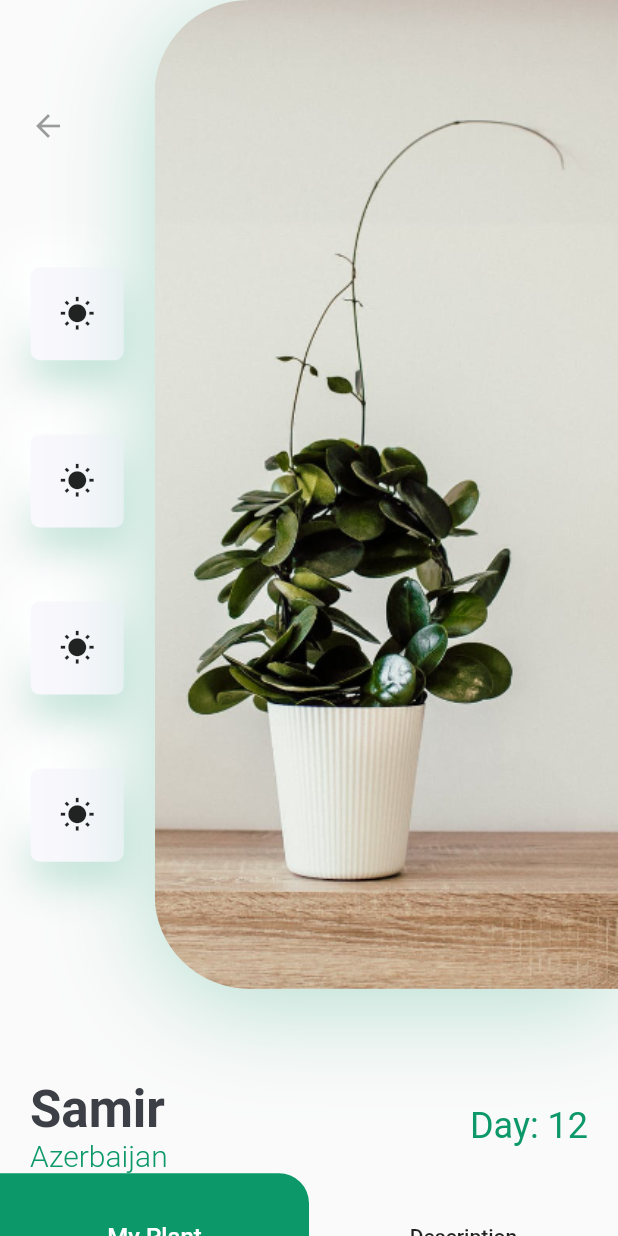
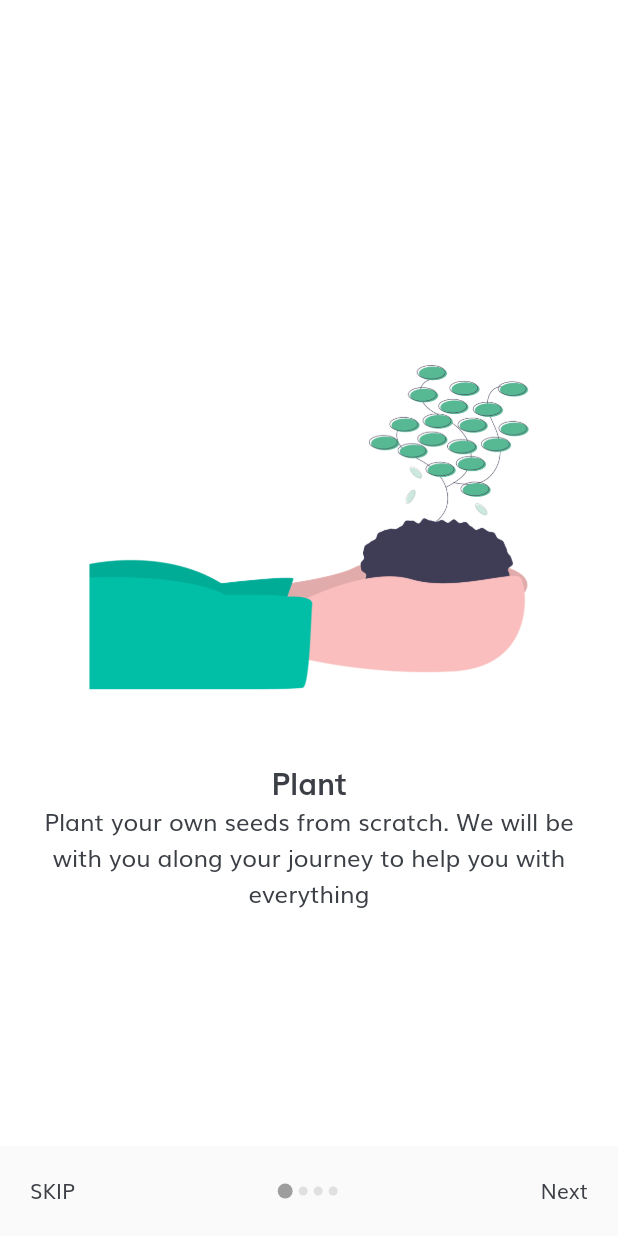
Before and after one commit to samiraliyev573/flower-cart, a Flutter app: the screen it shows after launch, on a phone screen of 412 x 824 dp. Run offline on Flutter 3.47's test engine with Material 2 defaults, Android fonts, the phone set to English and light mode, and no system bars.

Commit message:
Onboarding Screen

```diff
--- /dev/null
+++ b/flowercart/lib/Screens/onboarding_screen.dart
@@ -0,0 +1,140 @@
+import 'dart:core';
+import 'dart:io';
+
+import 'package:flowercart/Screens/plant_screen.dart';
+import 'package:flowercart/constants.dart';
+import 'package:flowercart/model/data.dart';
+import 'package:flutter/material.dart';
+
+class OnboardingScreen extends StatefulWidget {
+  @override
+  _OnboardingScreenState createState() => _OnboardingScreenState();
+}
+
+class _OnboardingScreenState extends State<OnboardingScreen> {
+  List<SliderModel> slides = new List<SliderModel>();
+  int currentIndex = 0;
+  PageController pageController = new PageController(initialPage: 0);
+  @override
+  void initState() {
+    // TODO: implement initState
+    super.initState();
+    slides = getSlides();
+  }
+
+  @override
+  Widget build(BuildContext context) {
+    return Scaffold(
+      body: PageView.builder(
+        itemCount: slides.length,
+        controller: pageController,
+        onPageChanged: (newValue) {
+          setState(() {
+            currentIndex = newValue;
+          });
+        },
+        itemBuilder: (context, index) {
+          return SliderTile(
+            imageAssetPath: slides[index].getImageAssetPath(),
+            title: slides[index].getTitle(),
+            desc: slides[index].getDesc(),
+          );
+        },
+      ),
+      bottomSheet: currentIndex != slides.length - 1
+          ? Container(
+              height: Platform.isIOS ? 70 : 60,
+              padding: EdgeInsets.symmetric(horizontal: 20),
+              child: Row(
+                mainAxisAlignment: MainAxisAlignment.spaceBetween,
+                children: [
+                  InkWell(
+                    child: Text("SKIP"),
+                    onTap: () {
+                      pageController.animateToPage(slides.length - 1,
+                          duration: Duration(milliseconds: 400),
+                          curve: Curves.decelerate);
+                    },
+                  ),
+                  Row(
+                    children: [
+                      for (int i = 0; i < slides.length; i++)
+                        currentIndex == i
+                            ? pageIndexIndicator(true)
+                            : pageIndexIndicator(false)
+                    ],
+                  ),
+                  InkWell(
+                    child: Text("Next"),
+                    onTap: () {
+                      pageController.animateToPage(currentIndex + 1,
+                          duration: Duration(milliseconds: 400),
+                          curve: Curves.decelerate);
+                    },
+                  ),
+                ],
+              ),
+            )
+          : GestureDetector(
+              onTap: () {
+                Navigator.push(context, MaterialPageRoute(builder: (context) {
+                  return PlantScreen();
+                }));
+              },
+              child: Container(
+                alignment: Alignment.center,
+                width: MediaQuery.of(context).size.width,
+                height: Platform.isIOS ? 70 : 60,
+                color: kPrimaryColor,
+                child: Text(
+                  "Get Started Now",
+                  style: TextStyle(
+                      color: Colors.white, fontWeight: FontWeight.w600),
+                ),
+              ),
+            ),
+    );
+  }
+}
+
+Widget pageIndexIndicator(bool isCurrent) {
+  return Container(
+    margin: EdgeInsets.symmetric(horizontal: 2.0),
+    height: isCurrent ? 10.0 : 6.0,
+    width: isCurrent ? 10.0 : 6.0,
+    decoration: BoxDecoration(
+        color: isCurrent ? Colors.grey : Colors.grey[300],
+        borderRadius: BorderRadius.circular(12)),
+  );
+}
+
+class SliderTile extends StatelessWidget {
+  final String imageAssetPath, title, desc;
+
+  SliderTile({this.imageAssetPath, this.title, this.desc});
+  @override
+  Widget build(BuildContext context) {
+    return Container(
+      padding: EdgeInsets.symmetric(horizontal: 20),
+      child: Column(
+        mainAxisAlignment: MainAxisAlignment.center,
+        children: [
+          Image.asset(imageAssetPath),
+          SizedBox(
+            height: 20,
+          ),
+          Text(
+            title,
+            style: TextStyle(fontSize: 20, fontWeight: FontWeight.w600),
+          ),
+          SizedBox(),
+          Text(
+            desc,
+            textAlign: TextAlign.center,
+            style: TextStyle(fontWeight: FontWeight.w400, fontSize: 16),
+          )
+        ],
+      ),
+    );
+  }
+}
--- a/flowercart/lib/main.dart
+++ b/flowercart/lib/main.dart
@@ -1,5 +1,7 @@
 import 'package:flutter/material.dart';
 import 'package:flowercart/Screens/plant_screen.dart';
+import 'constants.dart';
+import 'Screens/onboarding_screen.dart';
 
 void main() {
   runApp(MyApp());
@@ -9,7 +11,16 @@ class MyApp extends StatelessWidget {
   @override
   Widget build(BuildContext context) {
     return MaterialApp(
-      home: PlantScreen(),
+      debugShowCheckedModeBanner: false,
+      title: 'Flower Cart',
+      theme: ThemeData(
+          scaffoldBackgroundColor: Colors.white,
+          fontFamily: "Muli",
+          textTheme: TextTheme(
+              bodyText1: TextStyle(color: kTextColor),
+              bodyText2: TextStyle(color: kTextColor)),
+          visualDensity: VisualDensity.adaptivePlatformDensity),
+      home: OnboardingScreen(),
     );
   }
 }
--- /dev/null
+++ b/flowercart/lib/model/data.dart
@@ -0,0 +1,74 @@
+import 'package:flutter/material.dart';
+
+class SliderModel {
+  String imagePath;
+  String title;
+  String description;
+
+  SliderModel({this.imagePath, this.title, this.description});
+
+  void setImageAssetPath(String getImagePath) {
+    imagePath = getImagePath;
+  }
+
+  void setImageTitle(String getTitle) {
+    title = getTitle;
+  }
+
+  void setDescription(String getDesc) {
+    description = getDesc;
+  }
+
+  String getImageAssetPath() {
+    return imagePath;
+  }
+
+  String getTitle() {
+    return title;
+  }
+
+  String getDesc() {
+    return description;
+  }
+}
+
+List<SliderModel> getSlides() {
+  List<SliderModel> slides = new List<SliderModel>();
+  SliderModel sliderModel = new SliderModel();
+
+  //1
+  sliderModel.setImageAssetPath("assets/images/illustration1.png");
+  sliderModel.setImageTitle("Plant");
+  sliderModel.setDescription(
+      "Plant your own seeds from scratch. We will be with you along your journey to help you with everything");
+  slides.add(sliderModel);
+
+  sliderModel = new SliderModel();
+  //2
+  sliderModel.setImageAssetPath("assets/images/illustration2.png");
+  sliderModel.setImageTitle("Growth");
+  sliderModel.setDescription(
+      "Use tips and tutorials from our app to help your flower grow fast");
+  slides.add(sliderModel);
+
+  sliderModel = new SliderModel();
+
+  //3
+  sliderModel = new SliderModel();
+  sliderModel.setImageAssetPath("assets/images/illustration3.png");
+  sliderModel.setImageTitle("Memories");
+  sliderModel.setDescription(
+      "Take pictures of the plant along the way to see how much it has grown");
+  slides.add(sliderModel);
+
+  sliderModel = new SliderModel();
+
+  //4
+  sliderModel.setImageAssetPath("assets/images/illustration4.png");
+  sliderModel.setImageTitle("Celebrate");
+  sliderModel.setDescription(
+      "Embrace your journey and celebrate your blooming flowers with others and our community");
+  slides.add(sliderModel);
+
+  return slides;
+}
```
Also changed, not shown: flowercart/pubspec.yaml (+9 -6 lines), flowercart/assets/fonts/muli/Muli-Bold.ttf (added), flowercart/assets/fonts/muli/Muli-BoldItalic.ttf (added), flowercart/assets/fonts/muli/Muli-ExtraLight.ttf (added), flowercart/assets/fonts/muli/Muli-ExtraLightItalic.ttf (added), flowercart/assets/fonts/muli/Muli-Italic.ttf (added), flowercart/assets/fonts/muli/Muli-Light.ttf (added), flowercart/assets/fonts/muli/Muli-LightItalic.ttf (added), flowercart/assets/fonts/muli/Muli-Semi-BoldItalic.ttf (added), flowercart/assets/fonts/muli/Muli-SemiBold.ttf (added), flowercart/assets/fonts/muli/Muli.ttf (added), flowercart/assets/icons/back_arrow.svg (deleted), flowercart/assets/images/illustration1.png (added), flowercart/assets/images/illustration2.png (added), 2 more files.
